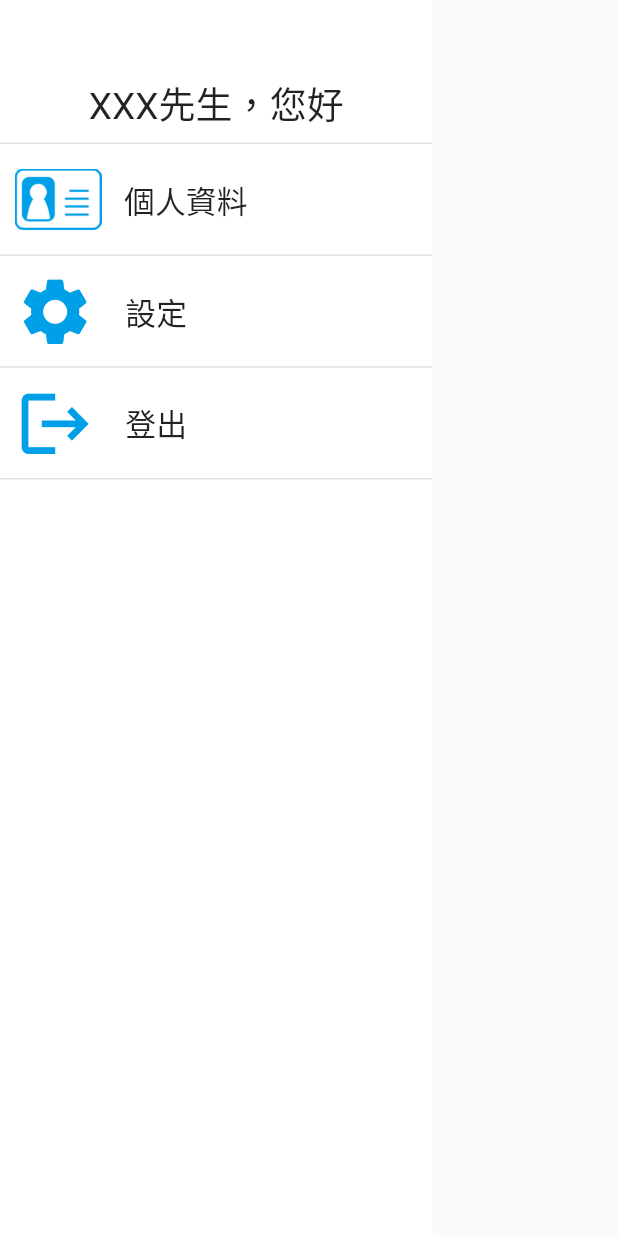
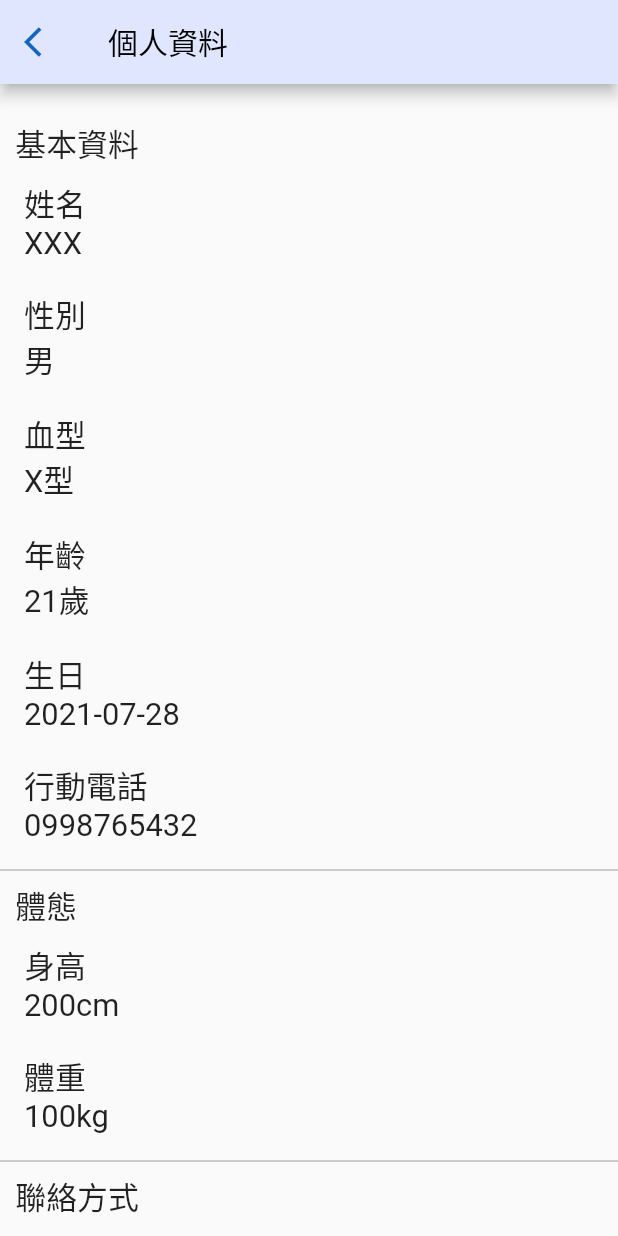
Before and after one commit to JamesLiu26/risk, a Flutter app: what menu() shows on an empty page, opened directly, after a tap on "個人資料", on a phone screen of 412 x 824 dp. Run offline on Flutter 3.47's test engine with Material 2 defaults, Android fonts, the phone set to English and light mode, and no system bars.

Commit message:
2021/08/02 微修改 新增個人資料頁面

```diff
--- a/lib/menu.dart
+++ b/lib/menu.dart
@@ -1,4 +1,5 @@
 import 'package:flutter/material.dart';
+import './person_data.dart';
 import './setting.dart';
 import './login.dart';
 
@@ -22,13 +23,17 @@ Container menu(BuildContext context) {
               style: TextStyle(
                   fontSize: MediaQuery.of(context).size.height * 0.03)),
         ),
-        menuUnderline(context),
+        Divider(color: Colors.grey),
         // -------------------------------
 
         GestureDetector(
-            onTap: () {},
+            onTap: () {
+              Navigator.push(context,
+                  MaterialPageRoute(builder: (context) => PersonData()));
+            },
             child: Container(
                 width: MediaQuery.of(context).size.width * 0.7,
+                color: Colors.transparent,
                 margin: EdgeInsets.only(left: 10, top: 10, bottom: 10),
                 child: Row(children: [
                   Padding(
@@ -43,16 +48,16 @@ Container menu(BuildContext context) {
                         fontSize: MediaQuery.of(context).size.width * 0.05),
                   )
                 ]))),
-        menuUnderline(context),
+        Divider(color: Colors.grey),
         // -------------------------------
 
         menuPages(Settings(), Icons.settings, context, "設定"),
 
-        menuUnderline(context),
+        Divider(color: Colors.grey),
         // -------------------------------
 
         menuPages(Login(), Icons.logout, context, "登出"),
-        menuUnderline(context),
+        Divider(color: Colors.grey),
       ],
     ),
   );
--- /dev/null
+++ b/lib/person_data.dart
@@ -0,0 +1,84 @@
+import 'package:flutter/material.dart';
+import 'package:risk/appBar.dart';
+
+void main() {
+  runApp(MaterialApp(
+    home: PersonData(),
+    theme: ThemeData(),
+    debugShowCheckedModeBanner: false,
+  ));
+}
+
+class PersonData extends StatefulWidget {
+  @override
+  _PersonDataState createState() => _PersonDataState();
+}
+
+class _PersonDataState extends State<PersonData> {
+  Container block(Widget child) {
+    return Container(
+        width: MediaQuery.of(context).size.width * 0.8,
+        decoration: BoxDecoration(
+            color: Colors.white,
+            borderRadius: BorderRadius.circular(10),
+            boxShadow: [BoxShadow(color: Colors.black, blurRadius: 1)]),
+        child: child);
+  }
+
+  Text textStyle(String text) {
+    return Text(text,
+        style: TextStyle(fontSize: MediaQuery.of(context).size.width * 0.05));
+  }
+
+  Padding textLayout(String text1, String text2) {
+    return Padding(
+      padding: EdgeInsets.only(left: 16, top: 10, bottom: 10),
+      child: Row(children: [textStyle(text1 + "\n" + text2)]),
+    );
+  }
+
+  @override
+  Widget build(BuildContext context) {
+    return Scaffold(
+        appBar: appBar(
+          "個人資料",
+          IconButton(
+            icon: Icon(Icons.arrow_back_ios, color: Colors.blue[800]),
+            onPressed: () {
+              Navigator.pop(context);
+            },
+          ),
+        ),
+        body: Center(
+            child: SingleChildScrollView(
+          child: Column(children: [
+            Row(children: [textStyle("\n  基本資料")]),
+            textLayout("姓名", "XXX"),
+            textLayout("性別", "男"),
+            textLayout("血型", "X型"),
+            textLayout("年齡", "21歲"),
+            textLayout("生日", "2021-07-28"),
+            textLayout("行動電話", "0998765432"),
+            Divider(
+              color: Colors.grey,
+            ),
+            Row(children: [textStyle("  體態")]),
+            textLayout("身高", "200cm"),
+            textLayout("體重", "100kg"),
+            Divider(
+              color: Colors.grey,
+            ),
+            Row(children: [textStyle("  聯絡方式")]),
+            textLayout("通訊地址", "XX市XX區XX路"),
+            textLayout("電子郵件", "123@gmail.com"),
+            Divider(
+              color: Colors.grey,
+            ),
+            Row(children: [textStyle("  緊急聯絡人資料")]),
+            textLayout("姓名", "AAA"),
+            textLayout("關係", "XX"),
+            textLayout("行動電話", "0912345678"),
+          ]),
+        )));
+  }
+}
--- a/lib/personal_questionnaire.dart
+++ b/lib/personal_questionnaire.dart
@@ -42,7 +42,6 @@ class _PerQuestState extends State<PerQuest> {
   double bmi = 0;
   final height = TextEditingController();
   final weight = TextEditingController();
-
   String status = "";
   // 聯絡資訊
   final contactAddress = TextEditingController();
@@ -271,7 +270,7 @@ class _PerQuestState extends State<PerQuest> {
           // ----
           questionArea(
               Column(crossAxisAlignment: CrossAxisAlignment.start, children: [
-            textStyle("\n  緊急連絡人"),
+            textStyle("\n  緊急聯絡人"),
             inputContact(emerName, "姓名", TextInputType.text),
             inputContact(emerRelationship, "關係", TextInputType.text),
             inputContact(emerPhone, "聯絡電話", TextInputType.phone),
```
Also changed, not shown: lib/contact.dart (+9 -13 lines), lib/login.dart (+4 -5 lines), lib/setting.dart (+4 -3 lines), lib/signup.dart (+5 -6 lines).
